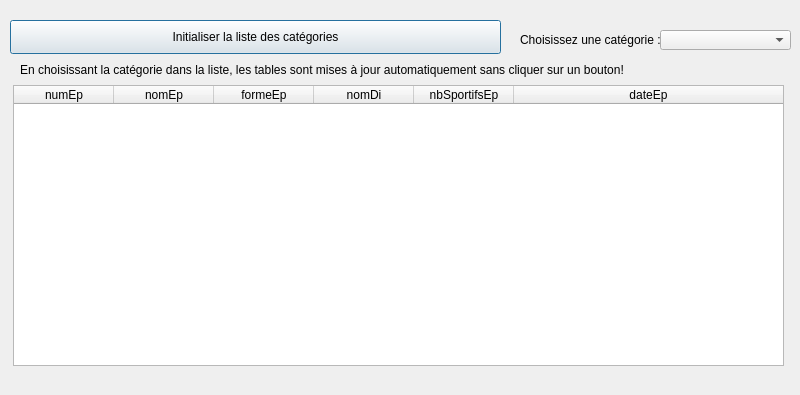
The window that gui/fct_comp_3.ui (FDaCostaB/Jo-BD) describes before a commit, drawn with Qt 5.
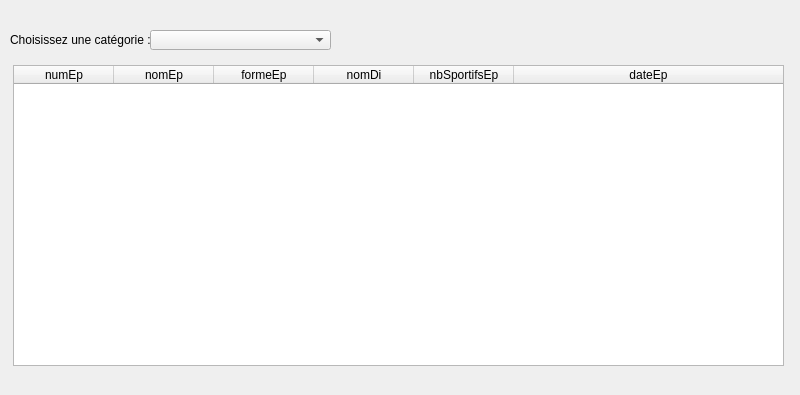
The same window after the commit. Icons and pictures are not drawn.

Diff of the .ui file:
```diff
--- a/gui/fct_comp_3.ui
+++ b/gui/fct_comp_3.ui
@@ -17,9 +17,9 @@
    <property name="geometry">
     <rect>
      <x>13</x>
-     <y>85</y>
+     <y>65</y>
      <width>771</width>
-     <height>281</height>
+     <height>301</height>
     </rect>
    </property>
    <attribute name="horizontalHeaderMinimumSectionSize">
@@ -78,23 +78,10 @@
     <set>Qt::AlignCenter</set>
    </property>
   </widget>
-  <widget class="QPushButton" name="pushButton">
-   <property name="geometry">
-    <rect>
-     <x>10</x>
-     <y>20</y>
-     <width>491</width>
-     <height>34</height>
-    </rect>
-   </property>
-   <property name="text">
-    <string>Initialiser la liste des catégories</string>
-   </property>
-  </widget>
   <widget class="QLabel" name="label_2">
    <property name="geometry">
     <rect>
-     <x>520</x>
+     <x>10</x>
      <y>30</y>
      <width>172</width>
      <height>19</height>
@@ -107,26 +94,13 @@
   <widget class="QComboBox" name="cb_fct_comp_3">
    <property name="geometry">
     <rect>
-     <x>660</x>
+     <x>150</x>
      <y>30</y>
-     <width>131</width>
+     <width>181</width>
      <height>20</height>
     </rect>
    </property>
   </widget>
-  <widget class="QLabel" name="label">
-   <property name="geometry">
-    <rect>
-     <x>20</x>
-     <y>60</y>
-     <width>691</width>
-     <height>19</height>
-    </rect>
-   </property>
-   <property name="text">
-    <string>En choisissant la catégorie dans la liste, les tables sont mises à jour automatiquement sans cliquer sur un bouton!</string>
-   </property>
-  </widget>
  </widget>
  <resources/>
  <connections>
```
Left out of the diff: 20 changed lines with no effect on the pictures.
